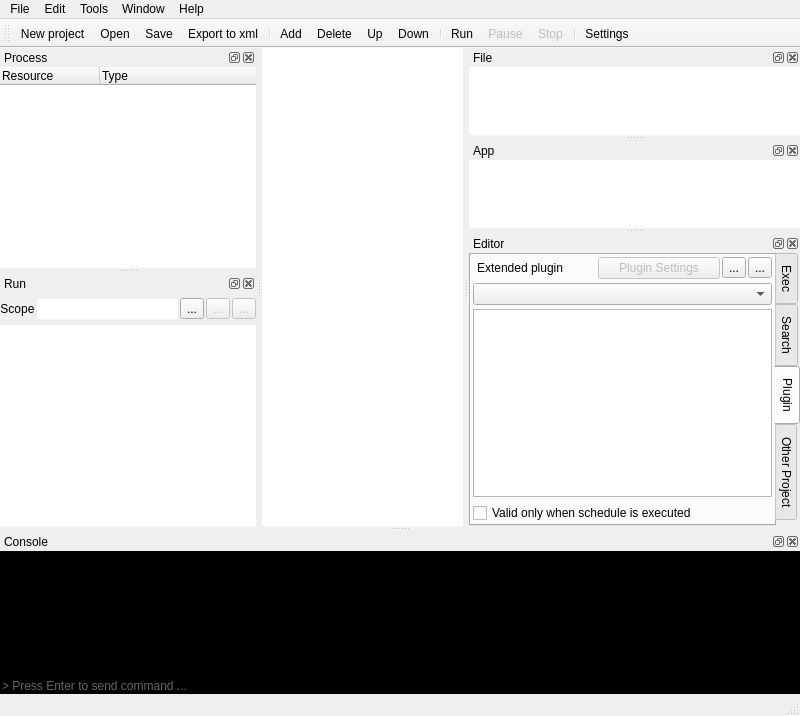
Old version of the form src/ProfileEditor/profileeditor.ui in the repository karakirimu/AutoBatchTools.
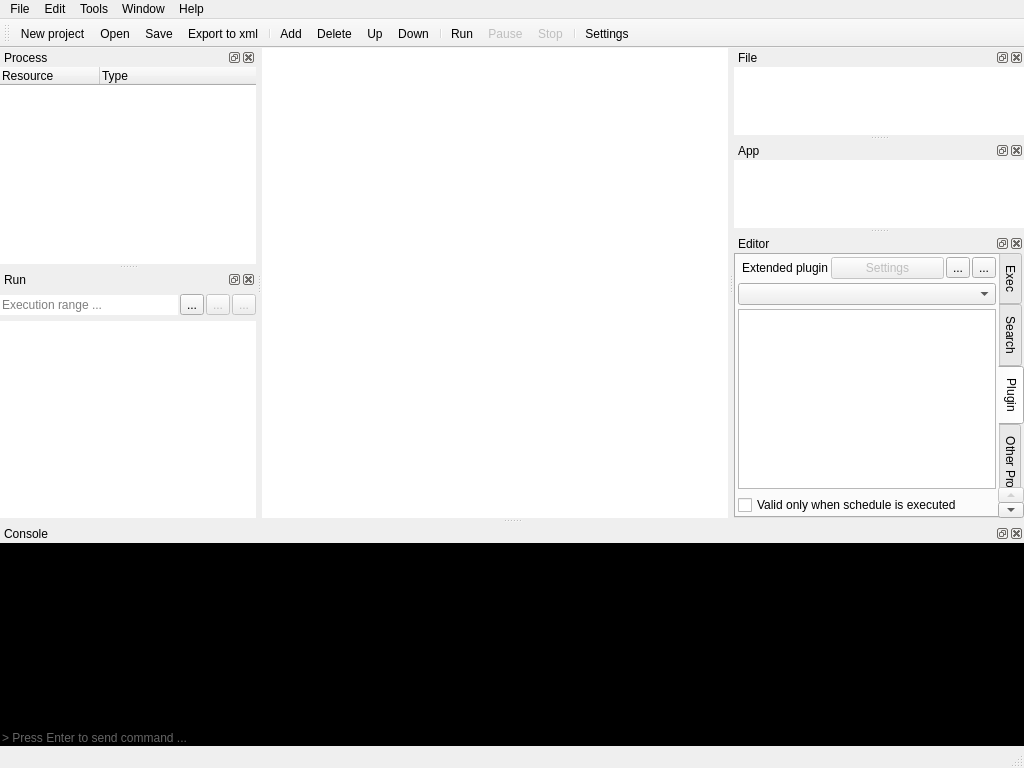
New version of the form. The open tabs and pages were chosen to show the change. Icons and pictures are not drawn. Custom widgets are drawn as their Qt base class.

```diff
--- a/src/ProfileEditor/profileeditor.ui
+++ b/src/ProfileEditor/profileeditor.ui
@@ -6,8 +6,8 @@
    <rect>
     <x>0</x>
     <y>0</y>
-    <width>800</width>
-    <height>716</height>
+    <width>1024</width>
+    <height>768</height>
    </rect>
   </property>
   <property name="windowTitle">
@@ -59,7 +59,7 @@
     <rect>
      <x>0</x>
      <y>0</y>
-     <width>800</width>
+     <width>1024</width>
      <height>20</height>
     </rect>
    </property>
@@ -161,6 +161,12 @@
   </widget>
   <widget class="QStatusBar" name="statusBar"/>
   <widget class="BaseDockWidget" name="processDockWidget">
+   <property name="minimumSize">
+    <size>
+     <width>100</width>
+     <height>87</height>
+    </size>
+   </property>
    <property name="windowTitle">
     <string>Process</string>
    </property>
@@ -235,6 +241,12 @@
    </widget>
   </widget>
   <widget class="BaseDockWidget" name="localVariantDockWidget">
+   <property name="minimumSize">
+    <size>
+     <width>100</width>
+     <height>87</height>
+    </size>
+   </property>
    <property name="windowTitle">
     <string>File</string>
    </property>
@@ -299,6 +311,12 @@
    </widget>
   </widget>
   <widget class="BaseDockWidget" name="globalVariantDockWidget">
+   <property name="minimumSize">
+    <size>
+     <width>100</width>
+     <height>87</height>
+    </size>
+   </property>
    <property name="features">
     <set>QDockWidget::AllDockWidgetFeatures</set>
    </property>
@@ -498,7 +516,7 @@
              <bool>true</bool>
             </property>
             <attribute name="title">
-             <string>Loop Condition</string>
+             <string>File and Loop</string>
             </attribute>
             <layout class="QVBoxLayout" name="verticalLayout_20">
              <property name="leftMargin">
@@ -516,7 +534,7 @@
              <item>
               <widget class="QGroupBox" name="fileinput">
                <property name="title">
-                <string>ファイル入力</string>
+                <string>File variable</string>
                </property>
                <layout class="QVBoxLayout" name="verticalLayout_21">
                 <property name="leftMargin">
@@ -534,7 +552,7 @@
                 <item>
                  <widget class="QCheckBox" name="allowInputCheckBox">
                   <property name="text">
-                   <string>ファイル入力の許可</string>
+                   <string>Allow file input</string>
                   </property>
                   <property name="checked">
                    <bool>true</bool>
@@ -544,7 +562,7 @@
                 <item>
                  <widget class="QCheckBox" name="searchInputCheckBox">
                   <property name="text">
-                   <string>ファイル検索を入力に適用</string>
+                   <string>Enter search results as input</string>
                   </property>
                  </widget>
                 </item>
@@ -633,7 +651,7 @@
              <item>
               <widget class="QGroupBox" name="fileloop">
                <property name="title">
-                <string>ファイル・ループ</string>
+                <string>Loop condition</string>
                </property>
                <layout class="QVBoxLayout" name="verticalLayout_22">
                 <property name="leftMargin">
@@ -651,7 +669,7 @@
                 <item>
                  <widget class="QCheckBox" name="loopCountInfCheckBox">
                   <property name="text">
-                   <string>読み込みファイルが無くなるまで処理をループ</string>
+                   <string>Process all entered files</string>
                   </property>
                   <property name="checked">
                    <bool>true</bool>
@@ -688,7 +706,7 @@
                       <bool>true</bool>
                      </property>
                      <property name="text">
-                      <string>最大ループ回数</string>
+                      <string>Number of loops</string>
                      </property>
                     </widget>
                    </item>
@@ -704,6 +722,9 @@
                 </item>
                 <item>
                  <widget class="QFrame" name="loopInputPerOneTime">
+                  <property name="toolTip">
+                   <string>Number of arguments to use in one loop.</string>
+                  </property>
                   <property name="frameShape">
                    <enum>QFrame::NoFrame</enum>
                   </property>
@@ -726,7 +747,7 @@
                    <item>
                     <widget class="QLabel" name="label">
                      <property name="text">
-                      <string>1回分の引数の数</string>
+                      <string>Arguments in one loop</string>
                      </property>
                     </widget>
                    </item>
@@ -748,6 +769,9 @@
              </item>
              <item>
               <widget class="QFrame" name="looprecursive">
+               <property name="toolTip">
+                <string>This is used when you select this file (current file) on the [Other Projects] tab.</string>
+               </property>
                <property name="frameShape">
                 <enum>QFrame::NoFrame</enum>
                </property>
@@ -770,7 +794,7 @@
                 <item>
                  <widget class="QLabel" name="label_2">
                   <property name="text">
-                   <string>再帰ループ回数(※注意)</string>
+                   <string>Number of recursive loops</string>
                   </property>
                  </widget>
                 </item>
@@ -1253,21 +1277,10 @@
                  </property>
                 </widget>
                </item>
-               <item row="0" column="2">
-                <widget class="QToolButton" name="extrafuncAddButton">
-                 <property name="text">
-                  <string>...</string>
-                 </property>
-                 <property name="icon">
-                  <iconset resource="../../res/resources.qrc">
-                   <normaloff>:/default_icons/add.png</normaloff>:/default_icons/add.png</iconset>
-                 </property>
-                </widget>
-               </item>
-               <item row="2" column="0" colspan="4">
+               <item row="2" column="0" colspan="5">
                 <widget class="CommandTable" name="extrafuncTableWidget"/>
                </item>
-               <item row="0" column="3">
+               <item row="0" column="4">
                 <widget class="QToolButton" name="extrafuncDeleteButton">
                  <property name="text">
                   <string>...</string>
@@ -1278,16 +1291,31 @@
                  </property>
                 </widget>
                </item>
-               <item row="1" column="0" colspan="4">
+               <item row="1" column="0" colspan="5">
                 <widget class="ExtraFunctionsComboBox" name="extrafuncComboBox"/>
                </item>
-               <item row="0" column="1">
+               <item row="0" column="3">
+                <widget class="QToolButton" name="extrafuncAddButton">
+                 <property name="text">
+                  <string>...</string>
+                 </property>
+                 <property name="icon">
+                  <iconset resource="../../res/resources.qrc">
+                   <normaloff>:/default_icons/add.png</normaloff>:/default_icons/add.png</iconset>
+                 </property>
+                </widget>
+               </item>
+               <item row="0" column="1" colspan="2">
                 <widget class="QPushButton" name="pluginSettingButton">
                  <property name="enabled">
                   <bool>false</bool>
                  </property>
                  <property name="text">
-                  <string>Plugin Settings</string>
+                  <string>Settings</string>
+                 </property>
+                 <property name="icon">
+                  <iconset resource="../../res/resources.qrc">
+                   <normaloff>:/default_icons/settings.png</normaloff>:/default_icons/settings.png</iconset>
                  </property>
                 </widget>
                </item>
@@ -1331,7 +1359,7 @@
              <bool>true</bool>
             </property>
             <attribute name="title">
-             <string>Other Project</string>
+             <string>Other Projects</string>
             </attribute>
             <layout class="QVBoxLayout" name="verticalLayout_12">
              <property name="leftMargin">
@@ -1423,6 +1451,12 @@
    </widget>
   </widget>
   <widget class="BaseDockWidget" name="setTestDockWidget">
+   <property name="minimumSize">
+    <size>
+     <width>102</width>
+     <height>119</height>
+    </size>
+   </property>
    <property name="acceptDrops">
     <bool>true</bool>
    </property>
@@ -1485,30 +1519,21 @@
         <property name="bottomMargin">
          <number>0</number>
         </property>
-        <item>
-         <widget class="QLabel" name="label_6">
-          <property name="toolTip">
-           <string>It can use: 0-7 0,1,2,3</string>
-          </property>
-          <property name="text">
-           <string>Scope</string>
-          </property>
-          <property name="alignment">
-           <set>Qt::AlignCenter</set>
-          </property>
-          <property name="margin">
-           <number>2</number>
-          </property>
-         </widget>
-        </item>
         <item>
          <widget class="QLineEdit" name="rangeLineEdit">
+          <property name="toolTip">
+           <string>You can specify the execution range.
+Example: 0-7 0, 1, 2, 3</string>
+          </property>
           <property name="maxLength">
            <number>40</number>
           </property>
           <property name="frame">
            <bool>false</bool>
           </property>
+          <property name="placeholderText">
+           <string>Execution range ...</string>
+          </property>
          </widget>
         </item>
         <item>
@@ -1681,6 +1706,9 @@
           <property name="readOnly">
            <bool>true</bool>
           </property>
+          <property name="cursorWidth">
+           <number>0</number>
+          </property>
           <property name="textInteractionFlags">
            <set>Qt::TextSelectableByKeyboard|Qt::TextSelectableByMouse</set>
           </property>
@@ -2038,6 +2066,27 @@
    <extends>QComboBox</extends>
    <header>../profilecombobox/profilecombobox.h</header>
   </customwidget>
+  <customwidget>
+   <class>ConsoleView</class>
+   <extends>QTextEdit</extends>
+   <header>consoleview.h</header>
+  </customwidget>
+  <customwidget>
+   <class>BaseDockWidget</class>
+   <extends>QDockWidget</extends>
+   <header>basedockwidget.h</header>
+   <container>1</container>
+  </customwidget>
+  <customwidget>
+   <class>FileQueueTable</class>
+   <extends>QTableWidget</extends>
+   <header>../filequeuetable/filequeuetable.h</header>
+  </customwidget>
+  <customwidget>
+   <class>ConsoleEdit</class>
+   <extends>QLineEdit</extends>
+   <header>consoleedit.h</header>
+  </customwidget>
   <customwidget>
    <class>StringTable</class>
    <extends>QTableWidget</extends>
@@ -2085,32 +2134,11 @@
    <extends>QComboBox</extends>
    <header>extrafunctionscombobox.h</header>
   </customwidget>
-  <customwidget>
-   <class>ConsoleView</class>
-   <extends>QTextEdit</extends>
-   <header>consoleview.h</header>
-  </customwidget>
-  <customwidget>
-   <class>BaseDockWidget</class>
-   <extends>QDockWidget</extends>
-   <header>basedockwidget.h</header>
-   <container>1</container>
-  </customwidget>
-  <customwidget>
-   <class>FileQueueTable</class>
-   <extends>QTableWidget</extends>
-   <header>../filequeuetable/filequeuetable.h</header>
-  </customwidget>
   <customwidget>
    <class>FlowTable</class>
    <extends>QTableWidget</extends>
    <header>flowtable.h</header>
   </customwidget>
-  <customwidget>
-   <class>ConsoleEdit</class>
-   <extends>QLineEdit</extends>
-   <header>consoleedit.h</header>
-  </customwidget>
  </customwidgets>
  <resources>
   <include location="../../res/resources.qrc"/>
```
